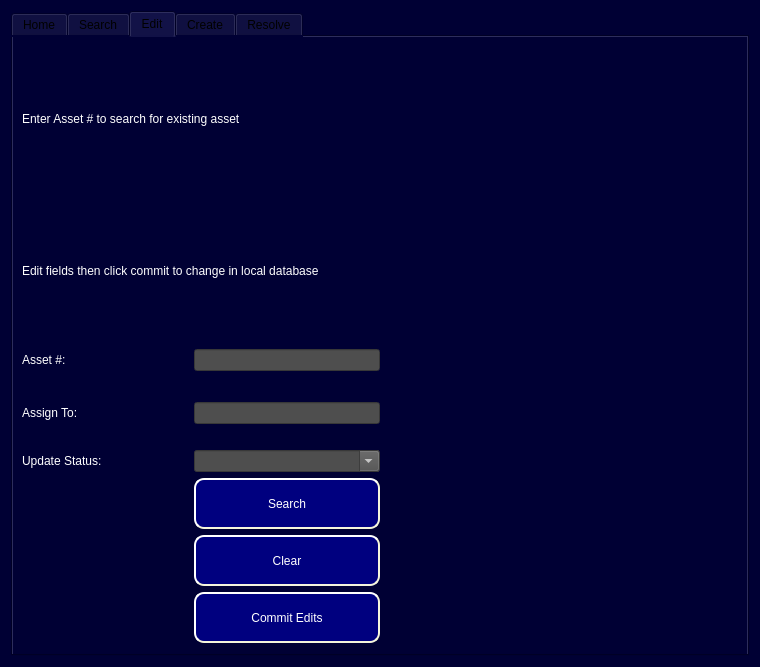
Old version of the form ui/Admin_Level2_Access.ui in the repository Capstone-RFID/Code.
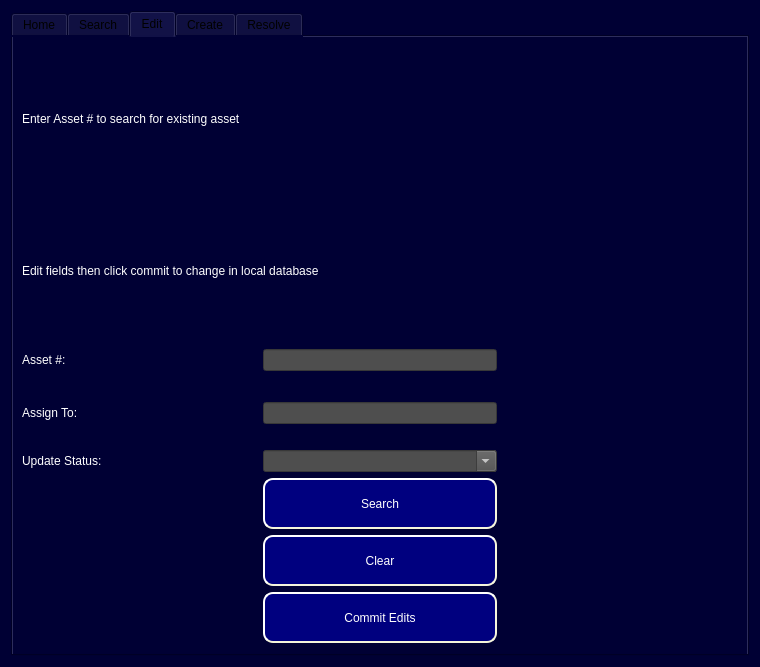
New version of the form. The open tabs and pages were chosen to show the change.

Commit message: Added Edit UI prompt Field

What changed in the file:
```diff
--- a/ui/Admin_Level2_Access.ui
+++ b/ui/Admin_Level2_Access.ui
@@ -693,19 +693,6 @@
          </item>
          <item>
           <layout class="QGridLayout" name="gridLayout_4">
-           <item row="0" column="1">
-            <spacer name="horizontalSpacer_20">
-             <property name="orientation">
-              <enum>Qt::Horizontal</enum>
-             </property>
-             <property name="sizeHint" stdset="0">
-              <size>
-               <width>298</width>
-               <height>20</height>
-              </size>
-             </property>
-            </spacer>
-           </item>
            <item row="0" column="0">
             <layout class="QGridLayout" name="gridLayout_3">
              <item row="0" column="0" rowspan="2">
@@ -971,6 +958,30 @@
                  </property>
                 </widget>
                </item>
+               <item row="4" column="5">
+                <spacer name="horizontalSpacer_18">
+                 <property name="orientation">
+                  <enum>Qt::Horizontal</enum>
+                 </property>
+                 <property name="sizeHint" stdset="0">
+                  <size>
+                   <width>40</width>
+                   <height>20</height>
+                  </size>
+                 </property>
+                </spacer>
+               </item>
+               <item row="6" column="5">
+                <widget class="QLabel" name="label_3">
+                 <property name="styleSheet">
+                  <string notr="true">color: rgb(255, 255, 255);
+font: 14pt &quot;MS Shell Dlg 2&quot;;</string>
+                 </property>
+                 <property name="text">
+                  <string/>
+                 </property>
+                </widget>
+               </item>
               </layout>
              </item>
             </layout>
```
Left out of the diff: 62 changed lines with no effect on the pictures. The commit also changes 1 other file.
